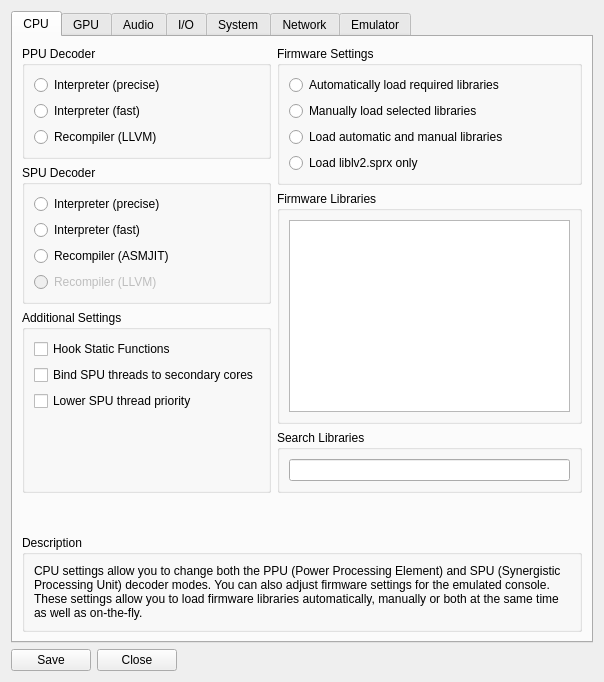
tyler274/rpcs3-lfs, file rpcs3/rpcs3qt/settings_dialog.ui: the form before one commit.
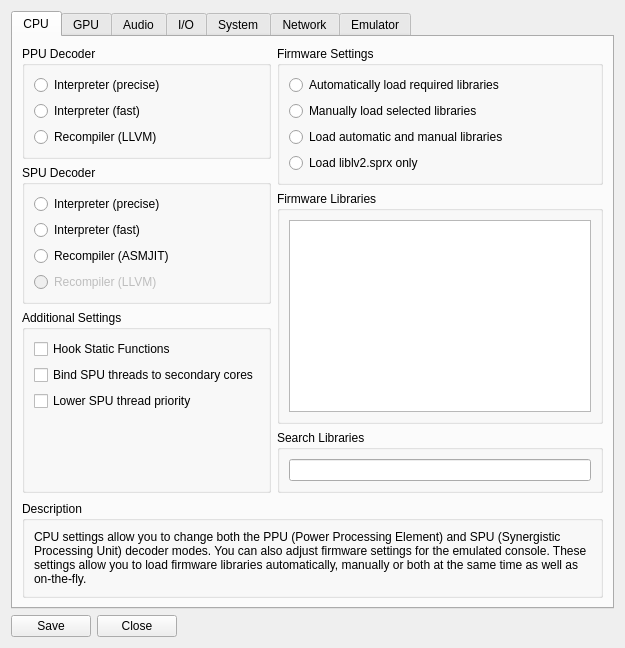
The form after the commit. Icons and pictures are not drawn.

```diff
--- a/rpcs3/rpcs3qt/settings_dialog.ui
+++ b/rpcs3/rpcs3qt/settings_dialog.ui
@@ -6,8 +6,8 @@
    <rect>
     <x>0</x>
     <y>0</y>
-    <width>604</width>
-    <height>682</height>
+    <width>550</width>
+    <height>604</height>
    </rect>
   </property>
   <property name="sizePolicy">
@@ -30,7 +30,7 @@
       <bool>true</bool>
      </property>
      <property name="sizePolicy">
-      <sizepolicy hsizetype="Preferred" vsizetype="Preferred">
+      <sizepolicy hsizetype="MinimumExpanding" vsizetype="MinimumExpanding">
        <horstretch>0</horstretch>
        <verstretch>0</verstretch>
       </sizepolicy>
@@ -298,6 +298,9 @@
          <property name="orientation">
           <enum>Qt::Vertical</enum>
          </property>
+         <property name="sizeType">
+          <enum>QSizePolicy::MinimumExpanding</enum>
+         </property>
          <property name="sizeHint" stdset="0">
           <size>
            <width>0</width>
```
Left out of the diff: 18 changed lines with no effect on the pictures.
